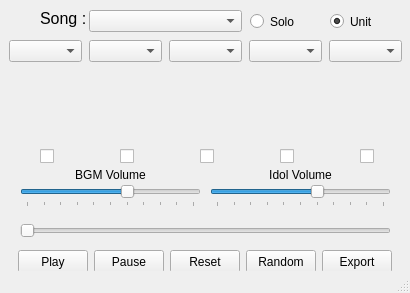
Old version of the form mainwindow.ui in the repository KinoMyu/Million-Live-Quintet-Player.
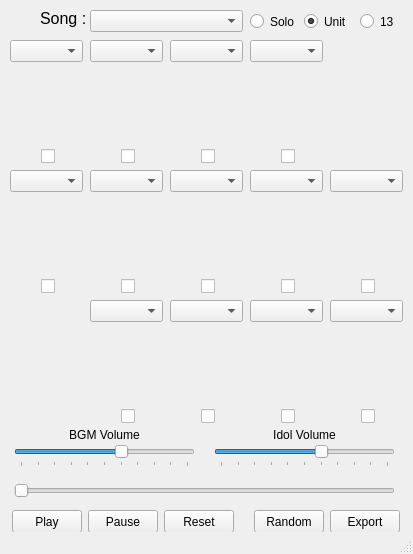
New version of the form.

What changed in the file:
```diff
--- a/mainwindow.ui
+++ b/mainwindow.ui
@@ -6,8 +6,8 @@
    <rect>
     <x>0</x>
     <y>0</y>
-    <width>410</width>
-    <height>293</height>
+    <width>413</width>
+    <height>554</height>
    </rect>
   </property>
   <property name="sizePolicy">
@@ -18,14 +18,14 @@
   </property>
   <property name="minimumSize">
    <size>
-    <width>410</width>
-    <height>293</height>
+    <width>413</width>
+    <height>554</height>
    </size>
   </property>
   <property name="maximumSize">
    <size>
-    <width>410</width>
-    <height>293</height>
+    <width>413</width>
+    <height>554</height>
    </size>
   </property>
   <property name="windowTitle">
@@ -52,8 +52,8 @@
     </property>
     <property name="geometry">
      <rect>
-      <x>40</x>
-      <y>148</y>
+      <x>41</x>
+      <y>278</y>
       <width>16</width>
       <height>16</height>
      </rect>
@@ -76,8 +76,32 @@
     </property>
     <property name="geometry">
      <rect>
-      <x>120</x>
-      <y>148</y>
+      <x>121</x>
+      <y>278</y>
+      <width>16</width>
+      <height>16</height>
+     </rect>
+    </property>
+    <property name="font">
+     <font>
+      <family>Segoe UI</family>
+     </font>
+    </property>
+    <property name="mouseTracking">
+     <bool>false</bool>
+    </property>
+    <property name="text">
+     <string/>
+    </property>
+   </widget>
+   <widget class="QCheckBox" name="idolactive0">
+    <property name="enabled">
+     <bool>true</bool>
+    </property>
+    <property name="geometry">
+     <rect>
+      <x>201</x>
+      <y>278</y>
       <width>16</width>
       <height>16</height>
      </rect>
@@ -100,32 +124,8 @@
     </property>
     <property name="geometry">
      <rect>
-      <x>200</x>
-      <y>148</y>
-      <width>16</width>
-      <height>16</height>
-     </rect>
-    </property>
-    <property name="font">
-     <font>
-      <family>Segoe UI</family>
-     </font>
-    </property>
-    <property name="mouseTracking">
-     <bool>false</bool>
-    </property>
-    <property name="text">
-     <string/>
-    </property>
-   </widget>
-   <widget class="QCheckBox" name="idolactive3">
-    <property name="enabled">
-     <bool>true</bool>
-    </property>
-    <property name="geometry">
-     <rect>
-      <x>280</x>
-      <y>148</y>
+      <x>281</x>
+      <y>278</y>
       <width>16</width>
       <height>16</height>
      </rect>
@@ -148,8 +148,8 @@
     </property>
     <property name="geometry">
      <rect>
-      <x>360</x>
-      <y>148</y>
+      <x>361</x>
+      <y>278</y>
       <width>16</width>
       <height>16</height>
      </rect>
@@ -178,9 +178,9 @@
     </property>
     <property name="geometry">
      <rect>
-      <x>20</x>
-      <y>220</y>
-      <width>371</width>
+      <x>14</x>
+      <y>480</y>
+      <width>381</width>
       <height>22</height>
      </rect>
     </property>
@@ -205,8 +205,8 @@
    <widget class="QSlider" name="idolSlider">
     <property name="geometry">
      <rect>
-      <x>210</x>
-      <y>185</y>
+      <x>214</x>
+      <y>445</y>
       <width>181</width>
       <height>22</height>
      </rect>
@@ -238,8 +238,8 @@
    <widget class="QSlider" name="BGMSlider">
     <property name="geometry">
      <rect>
-      <x>20</x>
-      <y>185</y>
+      <x>14</x>
+      <y>445</y>
       <width>181</width>
       <height>22</height>
      </rect>
@@ -271,8 +271,8 @@
    <widget class="QComboBox" name="idolsel0">
     <property name="geometry">
      <rect>
-      <x>9</x>
-      <y>40</y>
+      <x>10</x>
+      <y>170</y>
       <width>73</width>
       <height>22</height>
      </rect>
@@ -289,8 +289,26 @@
    <widget class="QComboBox" name="idolsel1">
     <property name="geometry">
      <rect>
-      <x>89</x>
-      <y>40</y>
+      <x>90</x>
+      <y>170</y>
+      <width>73</width>
+      <height>22</height>
+     </rect>
+    </property>
+    <property name="font">
+     <font>
+      <family>Segoe UI</family>
+     </font>
+    </property>
+    <property name="mouseTracking">
+     <bool>false</bool>
+    </property>
+   </widget>
+   <widget class="QComboBox" name="idolsel0">
+    <property name="geometry">
+     <rect>
+      <x>170</x>
+      <y>170</y>
       <width>73</width>
       <height>22</height>
      </rect>
@@ -307,26 +325,8 @@
    <widget class="QComboBox" name="idolsel2">
     <property name="geometry">
      <rect>
-      <x>169</x>
-      <y>40</y>
-      <width>73</width>
-      <height>22</height>
-     </rect>
-    </property>
-    <property name="font">
-     <font>
-      <family>Segoe UI</family>
-     </font>
-    </property>
-    <property name="mouseTracking">
-     <bool>false</bool>
-    </property>
-   </widget>
-   <widget class="QComboBox" name="idolsel3">
-    <property name="geometry">
-     <rect>
-      <x>249</x>
-      <y>40</y>
+      <x>250</x>
+      <y>170</y>
       <width>73</width>
       <height>22</height>
      </rect>
@@ -343,8 +343,8 @@
    <widget class="QComboBox" name="idolsel4">
     <property name="geometry">
      <rect>
-      <x>329</x>
-      <y>40</y>
+      <x>330</x>
+      <y>170</y>
       <width>73</width>
       <height>22</height>
      </rect>
@@ -361,8 +361,8 @@
    <widget class="QPushButton" name="playButton">
     <property name="geometry">
      <rect>
-      <x>18</x>
-      <y>250</y>
+      <x>12</x>
+      <y>510</y>
       <width>70</width>
       <height>23</height>
      </rect>
@@ -382,8 +382,8 @@
    <widget class="QPushButton" name="pauseButton">
     <property name="geometry">
      <rect>
-      <x>94</x>
-      <y>250</y>
+      <x>88</x>
+      <y>510</y>
       <width>70</width>
       <height>23</height>
      </rect>
@@ -403,8 +403,8 @@
    <widget class="QPushButton" name="saveButton">
     <property name="geometry">
      <rect>
-      <x>322</x>
-      <y>250</y>
+      <x>330</x>
+      <y>510</y>
       <width>70</width>
       <height>23</height>
      </rect>
@@ -424,8 +424,8 @@
    <widget class="QPushButton" name="resetButton">
     <property name="geometry">
      <rect>
-      <x>170</x>
-      <y>250</y>
+      <x>164</x>
+      <y>510</y>
       <width>70</width>
       <height>23</height>
      </rect>
@@ -445,7 +445,7 @@
    <widget class="QComboBox" name="songsel">
     <property name="geometry">
      <rect>
-      <x>89</x>
+      <x>90</x>
       <y>10</y>
       <width>153</width>
       <height>22</height>
@@ -487,7 +487,7 @@
    <widget class="QRadioButton" name="unitButton">
     <property name="geometry">
      <rect>
-      <x>330</x>
+      <x>304</x>
       <y>11</y>
       <width>61</width>
       <height>21</height>
@@ -536,8 +536,8 @@
    <widget class="QLabel" name="label_2">
     <property name="geometry">
      <rect>
-      <x>20</x>
-      <y>159</y>
+      <x>14</x>
+      <y>419</y>
       <width>181</width>
       <height>31</height>
      </rect>
@@ -560,8 +560,8 @@
    <widget class="QLabel" name="label_3">
     <property name="geometry">
      <rect>
-      <x>210</x>
-      <y>159</y>
+      <x>214</x>
+      <y>419</y>
       <width>181</width>
       <height>31</height>
      </rect>
@@ -584,8 +584,8 @@
    <widget class="QLabel" name="idolimage0">
     <property name="geometry">
      <rect>
-      <x>9</x>
-      <y>70</y>
+      <x>10</x>
+      <y>200</y>
       <width>73</width>
       <height>73</height>
      </rect>
@@ -602,8 +602,26 @@
    <widget class="QLabel" name="idolimage1">
     <property name="geometry">
      <rect>
-      <x>89</x>
-      <y>70</y>
+      <x>90</x>
+      <y>200</y>
+      <width>73</width>
+      <height>73</height>
+     </rect>
+    </property>
+    <property name="font">
+     <font>
+      <family>Segoe UI</family>
+     </font>
+    </property>
+    <property name="text">
+     <string/>
+    </property>
+   </widget>
+   <widget class="QLabel" name="idolimage0">
+    <property name="geometry">
+     <rect>
+      <x>170</x>
+      <y>200</y>
       <width>73</width>
       <height>73</height>
      </rect>
@@ -620,26 +638,8 @@
    <widget class="QLabel" name="idolimage2">
     <property name="geometry">
      <rect>
-      <x>169</x>
-      <y>70</y>
-      <width>73</width>
-      <height>73</height>
-     </rect>
-    </property>
-    <property name="font">
-     <font>
-      <family>Segoe UI</family>
-     </font>
-    </property>
-    <property name="text">
-     <string/>
-    </property>
-   </widget>
-   <widget class="QLabel" name="idolimage3">
-    <property name="geometry">
-     <rect>
-      <x>249</x>
-      <y>70</y>
+      <x>250</x>
+      <y>200</y>
       <width>73</width>
       <height>73</height>
      </rect>
@@ -656,8 +656,8 @@
    <widget class="QLabel" name="idolimage4">
     <property name="geometry">
      <rect>
-      <x>329</x>
-      <y>70</y>
+      <x>330</x>
+      <y>200</y>
       <width>73</width>
       <height>73</height>
      </rect>
@@ -674,8 +674,8 @@
    <widget class="QPushButton" name="randomizeButton">
     <property name="geometry">
      <rect>
-      <x>246</x>
-      <y>250</y>
+      <x>254</x>
+      <y>510</y>
       <width>70</width>
       <height>23</height>
      </rect>
@@ -689,6 +689,510 @@
      <string>Random</string>
     </property>
    </widget>
+   <widget class="QCheckBox" name="idolactive5">
+    <property name="enabled">
+     <bool>true</bool>
+    </property>
+    <property name="geometry">
+     <rect>
+      <x>281</x>
+      <y>148</y>
+      <width>16</width>
+      <height>16</height>
+     </rect>
+    </property>
+    <property name="font">
+     <font>
+      <family>Segoe UI</family>
+     </font>
+    </property>
+    <property name="mouseTracking">
+     <bool>false</bool>
+    </property>
+    <property name="text">
+     <string/>
+    </property>
+   </widget>
+   <widget class="QComboBox" name="idolsel11">
+    <property name="geometry">
+     <rect>
+      <x>10</x>
+      <y>40</y>
+      <width>73</width>
+      <height>22</height>
+     </rect>
+    </property>
+    <property name="font">
+     <font>
+      <family>Segoe UI</family>
+     </font>
+    </property>
+    <property name="mouseTracking">
+     <bool>false</bool>
+    </property>
+   </widget>
+   <widget class="QLabel" name="idolimage7">
+    <property name="geometry">
+     <rect>
+      <x>170</x>
+      <y>70</y>
+      <width>73</width>
+      <height>73</height>
+     </rect>
+    </property>
+    <property name="font">
+     <font>
+      <family>Segoe UI</family>
+     </font>
+    </property>
+    <property name="text">
+     <string/>
+    </property>
+   </widget>
+   <widget class="QLabel" name="idolimage11">
+    <property name="geometry">
+     <rect>
+      <x>10</x>
+      <y>70</y>
+      <width>73</width>
+      <height>73</height>
+     </rect>
+    </property>
+    <property name="font">
+     <font>
+      <family>Segoe UI</family>
+     </font>
+    </property>
+    <property name="text">
+     <string/>
+    </property>
+   </widget>
+   <widget class="QLabel" name="idolimage5">
+    <property name="geometry">
+     <rect>
+      <x>250</x>
+      <y>70</y>
+      <width>73</width>
+      <height>73</height>
+     </rect>
+    </property>
+    <property name="font">
+     <font>
+      <family>Segoe UI</family>
+     </font>
+    </property>
+    <property name="text">
+     <string/>
+    </property>
+   </widget>
+   <widget class="QCheckBox" name="idolactive11">
+    <property name="enabled">
+     <bool>true</bool>
+    </property>
+    <property name="geometry">
+     <rect>
+      <x>41</x>
+      <y>148</y>
+      <width>16</width>
+      <height>16</height>
+     </rect>
+    </property>
+    <property name="font">
+     <font>
+      <family>Segoe UI</family>
+     </font>
+    </property>
+    <property name="mouseTracking">
+     <bool>false</bool>
+    </property>
+    <property name="text">
+     <string/>
+    </property>
+   </widget>
+   <widget class="QCheckBox" name="idolactive9">
+    <property name="enabled">
+     <bool>true</bool>
+    </property>
+    <property name="geometry">
+     <rect>
+      <x>121</x>
+      <y>148</y>
+      <width>16</width>
+      <height>16</height>
+     </rect>
+    </property>
+    <property name="font">
+     <font>
+      <family>Segoe UI</family>
+     </font>
+    </property>
+    <property name="mouseTracking">
+     <bool>false</bool>
+    </property>
+    <property name="text">
+     <string/>
+    </property>
+   </widget>
+   <widget class="QComboBox" name="idolsel5">
+    <property name="geometry">
+     <rect>
+      <x>250</x>
+      <y>40</y>
+      <width>73</width>
+      <height>22</height>
+     </rect>
+    </property>
+    <property name="font">
+     <font>
+      <family>Segoe UI</family>
+     </font>
+    </property>
+    <property name="mouseTracking">
+     <bool>false</bool>
+    </property>
+   </widget>
+   <widget class="QComboBox" name="idolsel9">
+    <property name="geometry">
+     <rect>
+      <x>90</x>
+      <y>40</y>
+      <width>73</width>
+      <height>22</height>
+     </rect>
+    </property>
+    <property name="font">
+     <font>
+      <family>Segoe UI</family>
+     </font>
+    </property>
+    <property name="mouseTracking">
+     <bool>false</bool>
+    </property>
+   </widget>
+   <widget class="QComboBox" name="idolsel7">
+    <property name="geometry">
+     <rect>
+      <x>170</x>
+      <y>40</y>
+      <width>73</width>
+      <height>22</height>
+     </rect>
+    </property>
+    <property name="font">
+     <font>
+      <family>Segoe UI</family>
+     </font>
+    </property>
+    <property name="mouseTracking">
+     <bool>false</bool>
+    </property>
+   </widget>
+   <widget class="QCheckBox" name="idolactive7">
+    <property name="enabled">
+     <bool>true</bool>
+    </property>
+    <property name="geometry">
+     <rect>
+      <x>201</x>
+      <y>148</y>
+      <width>16</width>
+      <height>16</height>
+     </rect>
+    </property>
+    <property name="font">
+     <font>
+      <family>Segoe UI</family>
+     </font>
+    </property>
+    <property name="mouseTracking">
+     <bool>false</bool>
+    </property>
+    <property name="text">
+     <string/>
+    </property>
+   </widget>
+   <widget class="QLabel" name="idolimage9">
+    <property name="geometry">
+     <rect>
+      <x>90</x>
+      <y>70</y>
+      <width>73</width>
+      <height>73</height>
+     </rect>
+    </property>
+    <property name="font">
+     <font>
+      <family>Segoe UI</family>
+     </font>
+    </property>
+    <property name="text">
+     <string/>
+    </property>
+   </widget>
+   <widget class="QCheckBox" name="idolactive12">
+    <property name="enabled">
+     <bool>true</bool>
+    </property>
+    <property name="geometry">
+     <rect>
+      <x>361</x>
+      <y>408</y>
+      <width>16</width>
+      <height>16</height>
+     </rect>
+    </property>
+    <property name="font">
+     <font>
+      <family>Segoe UI</family>
+     </font>
+    </property>
+    <property name="mouseTracking">
+     <bool>false</bool>
+    </property>
+    <property name="text">
+     <string/>
+    </property>
+   </widget>
+   <widget class="QComboBox" name="idolsel6">
+    <property name="geometry">
+     <rect>
+      <x>90</x>
+      <y>300</y>
+      <width>73</width>
+      <height>22</height>
+     </rect>
+    </property>
+    <property name="font">
+     <font>
+      <family>Segoe UI</family>
+     </font>
+    </property>
+    <property name="mouseTracking">
+     <bool>false</bool>
+    </property>
+   </widget>
+   <widget class="QLabel" name="idolimage10">
+    <property name="geometry">
+     <rect>
+      <x>250</x>
+      <y>330</y>
+      <width>73</width>
+      <height>73</height>
+     </rect>
+    </property>
+    <property name="font">
+     <font>
+      <family>Segoe UI</family>
+     </font>
+    </property>
+    <property name="text">
+     <string/>
+    </property>
+   </widget>
+   <widget class="QLabel" name="idolimage6">
+    <property name="geometry">
+     <rect>
+      <x>90</x>
+      <y>330</y>
+      <width>73</width>
+      <height>73</height>
+     </rect>
+    </property>
+    <property name="font">
+     <font>
+      <family>Segoe UI</family>
+     </font>
+    </property>
+    <property name="text">
+     <string/>
+    </property>
+   </widget>
+   <widget class="QLabel" name="idolimage12">
+    <property name="geometry">
+     <rect>
+      <x>330</x>
+      <y>330</y>
+      <width>73</width>
+      <height>73</height>
+     </rect>
+    </property>
+    <property name="font">
+     <font>
+      <family>Segoe UI</family>
+     </font>
+    </property>
+    <property name="text">
+     <string/>
+    </property>
+   </widget>
+   <widget class="QCheckBox" name="idolactive6">
+    <property name="enabled">
+     <bool>true</bool>
+    </property>
+    <property name="geometry">
+     <rect>
+      <x>121</x>
+      <y>408</y>
+      <width>16</width>
+      <height>16</height>
+     </rect>
+    </property>
+    <property name="font">
+     <font>
+      <family>Segoe UI</family>
+     </font>
+    </property>
+    <property name="mouseTracking">
+     <bool>false</bool>
+    </property>
+    <property name="text">
+     <string/>
+    </property>
+   </widget>
+   <widget class="QCheckBox" name="idolactive8">
+    <property name="enabled">
+     <bool>true</bool>
+    </property>
+    <property name="geometry">
+     <rect>
+      <x>201</x>
+      <y>408</y>
+      <width>16</width>
+      <height>16</height>
+     </rect>
+    </property>
+    <property name="font">
+     <font>
+      <family>Segoe UI</family>
+     </font>
+    </property>
+    <property name="mouseTracking">
+     <bool>false</bool>
+    </property>
+    <property name="text">
+     <string/>
+    </property>
+   </widget>
+   <widget class="QComboBox" name="idolsel12">
+    <property name="geometry">
+     <rect>
+      <x>330</x>
+      <y>300</y>
+      <width>73</width>
+      <height>22</height>
+     </rect>
+    </property>
+    <property name="font">
+     <font>
+      <family>Segoe UI</family>
+     </font>
+    </property>
+    <property name="mouseTracking">
+     <bool>false</bool>
+    </property>
+   </widget>
+   <widget class="QComboBox" name="idolsel8">
+    <property name="geometry">
+     <rect>
+      <x>170</x>
+      <y>300</y>
+      <width>73</width>
+      <height>22</height>
+     </rect>
+    </property>
+    <property name="font">
+     <font>
+      <family>Segoe UI</family>
+     </font>
+    </property>
+    <property name="mouseTracking">
+     <bool>false</bool>
+    </property>
+   </widget>
+   <widget class="QComboBox" name="idolsel10">
+    <property name="geometry">
+     <rect>
+      <x>250</x>
+      <y>300</y>
+      <width>73</width>
+      <height>22</height>
+     </rect>
+    </property>
+    <property name="font">
+     <font>
+      <family>Segoe UI</family>
+     </font>
+    </property>
+    <property name="mouseTracking">
+     <bool>false</bool>
+    </property>
+   </widget>
+   <widget class="QCheckBox" name="idolactive10">
+    <property name="enabled">
+     <bool>true</bool>
+    </property>
+    <property name="geometry">
+     <rect>
+      <x>281</x>
+      <y>408</y>
+      <width>16</width>
+      <height>16</height>
+     </rect>
+    </property>
+    <property name="font">
+     <font>
+      <family>Segoe UI</family>
+     </font>
+    </property>
+    <property name="mouseTracking">
+     <bool>false</bool>
+    </property>
+    <property name="text">
+     <string/>
+    </property>
+   </widget>
+   <widget class="QLabel" name="idolimage8">
+    <property name="geometry">
+     <rect>
+      <x>170</x>
+      <y>330</y>
+      <width>73</width>
+      <height>73</height>
+     </rect>
+    </property>
+    <property name="font">
+     <font>
+      <family>Segoe UI</family>
+     </font>
+    </property>
+    <property name="text">
+     <string/>
+    </property>
+   </widget>
+   <widget class="QRadioButton" name="unitButton13">
+    <property name="geometry">
+     <rect>
+      <x>360</x>
+      <y>11</y>
+      <width>61</width>
+      <height>21</height>
+     </rect>
+    </property>
+    <property name="font">
+     <font>
+      <family>Segoe UI</family>
+     </font>
+    </property>
+    <property name="mouseTracking">
+     <bool>false</bool>
+    </property>
+    <property name="text">
+     <string>13</string>
+    </property>
+    <property name="checked">
+     <bool>false</bool>
+    </property>
+   </widget>
   </widget>
   <widget class="QStatusBar" name="statusBar"/>
  </widget>
```
Left out of the diff: 6 changed lines with no effect on the pictures.
